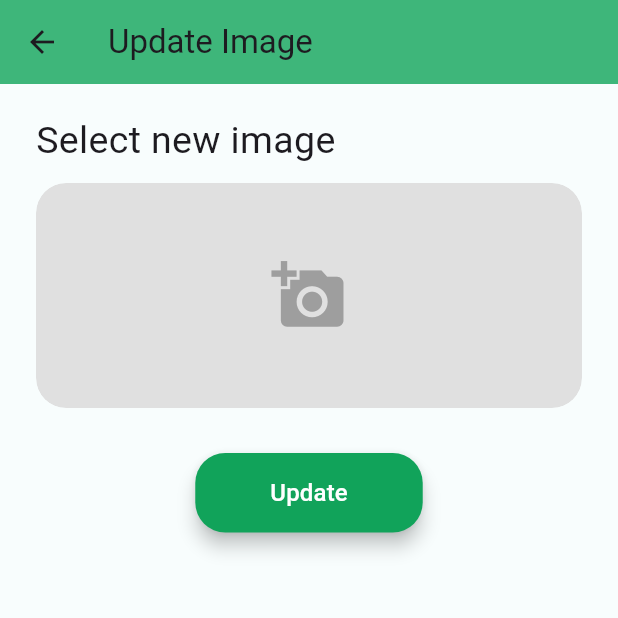
After one commit to shreyaniraula/ev_station_frontend, a Flutter app: the UpdateImagePage screen opened by its route, after a tap on the "add a photo" icon, on a phone screen of 412 x 824 dp, the top half of it. The commit adds this screen. Run offline on Flutter 3.47's test engine with Material 3 defaults, Android fonts, the phone set to English and light mode, and no system bars; our stand-ins replace connectivity_plus, google_maps_flutter, image_picker, location, shared_preferences; missing offline and left inert: cloudinary_public, khalti_flutter; accounts and stored records are empty.

Commit message:
Update Image added

```diff
--- a/lib/router.dart
+++ b/lib/router.dart
@@ -1,7 +1,8 @@
 import 'package:ev_charge/screens/home_screen.dart';
 import 'package:ev_charge/screens/station_details_screen.dart';
-import 'package:ev_charge/screens/update_password_page.dart';
-import 'package:ev_charge/screens/update_user_details_page.dart';
+import 'package:ev_charge/screens/updates/update_image_page.dart';
+import 'package:ev_charge/screens/updates/update_password_page.dart';
+import 'package:ev_charge/screens/updates/update_user_details_page.dart';
 import 'package:ev_charge/screens/verification/login_page.dart';
 import 'package:ev_charge/widgets/khalti_screen.dart';
 import 'package:flutter/material.dart';
@@ -38,6 +39,11 @@ Route<dynamic> generateRoute(RouteSettings routesettings) {
         settings: routesettings,
         builder: (_) => const UpdatePasswordPage(),
       );
+    case UpdateImagePage.routeName:
+      return MaterialPageRoute(
+        settings: routesettings,
+        builder: (_) => const UpdateImagePage(),
+      );
     default:
       return MaterialPageRoute(
         settings: routesettings,
--- a/lib/screens/account_page.dart
+++ b/lib/screens/account_page.dart
@@ -1,5 +1,6 @@
-import 'package:ev_charge/screens/update_password_page.dart';
-import 'package:ev_charge/screens/update_user_details_page.dart';
+import 'package:ev_charge/screens/updates/update_image_page.dart';
+import 'package:ev_charge/screens/updates/update_password_page.dart';
+import 'package:ev_charge/screens/updates/update_user_details_page.dart';
 import 'package:ev_charge/widgets/custom_textbutton.dart';
 import 'package:flutter/material.dart';
 
@@ -43,11 +44,16 @@ class _AccountPageState extends State<AccountPage> {
           CustomTextbutton(
             buttonText: 'Change Password',
             frontIcon: Icons.lock,
-            onTap: () => Navigator.of(context)
-                .pushNamed(UpdatePasswordPage.routeName),
+            onTap: () =>
+                Navigator.of(context).pushNamed(UpdatePasswordPage.routeName),
           ),
           Divider(thickness: 2, color: Colors.black),
-          CustomTextbutton(buttonText: 'Change Photo', frontIcon: Icons.image),
+          CustomTextbutton(
+            buttonText: 'Update Image',
+            frontIcon: Icons.image,
+            onTap: () =>
+                Navigator.of(context).pushNamed(UpdateImagePage.routeName),
+          ),
           Divider(thickness: 2, color: Colors.black),
           CustomTextbutton(
               buttonText: 'Notification Settings',
--- /dev/null
+++ b/lib/screens/updates/update_image_page.dart
@@ -0,0 +1,103 @@
+import 'dart:io';
+
+import 'package:ev_charge/services/user/update_user.dart';
+import 'package:flutter/material.dart';
+import 'package:image_picker/image_picker.dart';
+
+class UpdateImagePage extends StatefulWidget {
+  static const String routeName = 'update-image-page';
+
+  const UpdateImagePage({super.key});
+
+  @override
+  State<UpdateImagePage> createState() => _UpdateImagePageState();
+}
+
+class _UpdateImagePageState extends State<UpdateImagePage> {
+  final UpdateUser updateUser = UpdateUser();
+  XFile? _image;
+
+  Future<void> _pickImage() async {
+    final ImagePicker _picker = ImagePicker();
+    final XFile? pickedImage =
+        await _picker.pickImage(source: ImageSource.gallery);
+    setState(() {
+      _image = pickedImage;
+    });
+  }
+
+  void updateImage() {
+    updateUser.updateImage(
+      context: context,
+      image: _image!,
+    );
+  }
+
+  @override
+  Widget build(BuildContext context) {
+    return Scaffold(
+      appBar: AppBar(
+        title: const Text('Update Image'),
+        backgroundColor: const Color.fromARGB(255, 62, 182, 122),
+      ),
+      body: Container(
+        padding: const EdgeInsets.symmetric(horizontal: 24.0, vertical: 20.0),
+        child: Column(
+          children: [
+            Align(
+              alignment: Alignment.topLeft,
+              child: Text(
+                'Select new image',
+                style: TextStyle(fontSize: 25.0),
+              ),
+            ),
+            SizedBox(height: 10),
+            GestureDetector(
+              onTap: _pickImage,
+              child: ClipRRect(
+                borderRadius: BorderRadius.circular(20),
+                child: _image == null
+                    ? Container(
+                        height: 150,
+                        width: double.infinity,
+                        decoration: BoxDecoration(
+                          color: Colors.grey[300],
+                          borderRadius: BorderRadius.circular(20),
+                        ),
+                        child: const Icon(
+                          Icons.add_a_photo,
+                          color: Colors.grey,
+                          size: 50,
+                        ),
+                      )
+                    : Image.file(
+                        File(_image!.path),
+                        height: 150,
+                        width: double.infinity,
+                        fit: BoxFit.contain,
+                      ),
+              ),
+            ),
+            SizedBox(height: 30),
+            ElevatedButton(
+              onPressed: updateImage,
+              style: ElevatedButton.styleFrom(
+                backgroundColor: const Color.fromARGB(255, 17, 163, 90),
+                padding:
+                    const EdgeInsets.symmetric(horizontal: 50, vertical: 15),
+                shape: RoundedRectangleBorder(
+                  borderRadius: BorderRadius.circular(20),
+                ),
+                elevation: 5,
+              ),
+              child: const Text(
+                'Update',
+                style: TextStyle(color: Colors.white, fontSize: 16),
+              ),
+            ),
+          ],
+        ),
+      ),
+    );
+  }
+}
--- a/lib/screens/update_password_page.dart
+++ b/lib/screens/updates/update_password_page.dart
@@ -1,5 +1,4 @@
 import 'package:ev_charge/services/user/update_user.dart';
-import 'package:ev_charge/utils/show_snackbar.dart';
 import 'package:ev_charge/widgets/custom_textfield.dart';
 import 'package:flutter/material.dart';
 
@@ -17,7 +16,7 @@ class UpdatePasswordPage extends StatelessWidget {
     final UpdateUser updateUser = UpdateUser();
 
     void updatePassword() {
-      updateUser.changePassword(
+      updateUser.updatePassword(
         context: context,
         oldPassword: oldPasswordController.text,
         newPassword: newPasswordController.text,
```
Also changed, not shown: lib/services/user/update_user.dart (+50 -1 lines), lib/utils/pick_images.dart (deleted, +0 -17 lines), lib/screens/updates/update_user_details_page.dart (renamed from lib/screens/update_user_details_page.dart).
